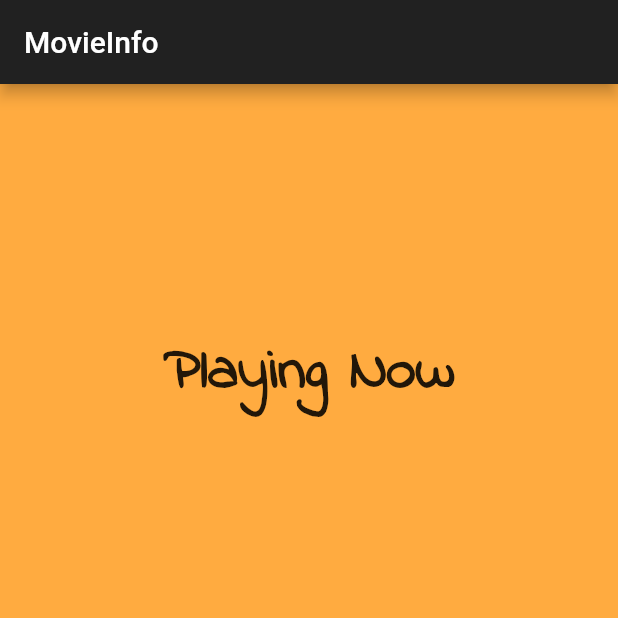
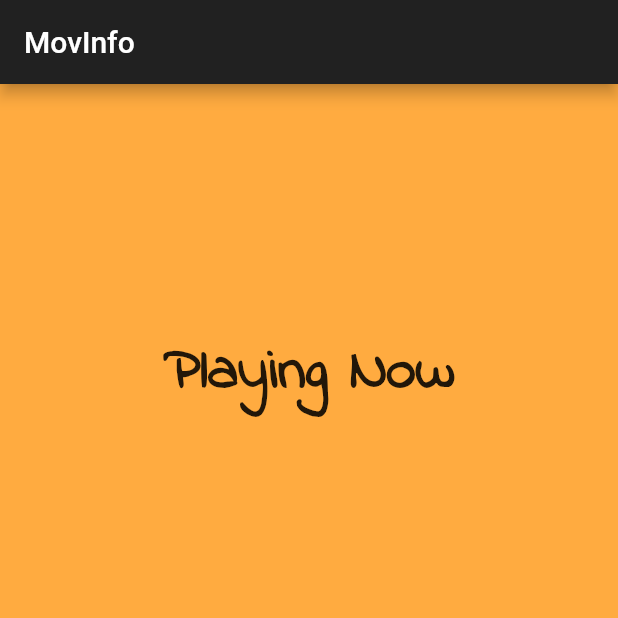
Before and after one commit to ocalvet/movie_info, a Flutter app: the screen it shows after launch, on a phone screen of 412 x 824 dp, the top half of it. Run offline on Flutter 3.47's test engine with Material 2 defaults, Android fonts, the phone set to English and light mode, and no system bars; our stand-ins replace rxdart.

Commit message:
Reorganize app to use better naming convention

```diff
--- a/lib/src/home_page.dart
+++ b/lib/src/home_page.dart
@@ -5,7 +5,7 @@ class HomePage extends StatelessWidget {
   Widget build(BuildContext context) {
     return Scaffold(
         appBar: AppBar(
-          title: Text('MovieInfo'),
+          title: Text('MovInfo'),
         ),
         body: _buildNewLookingBody(context));
   }
--- a/lib/src/movie_info_app.dart
+++ b/lib/src/movie_info_app.dart
@@ -2,7 +2,7 @@ import 'package:flutter/material.dart';
 import 'package:movie_info/src/bloc_provider.dart';
 import 'package:movie_info/src/home_page.dart';
 import 'package:movie_info/src/movies_bloc.dart';
-import 'package:movie_info/src/movies_page.dart';
+import 'package:movie_info/src/playing_now_page.dart';
 import 'package:movie_info/src/trending_page.dart';
 
 class MovieInfoApp extends StatelessWidget {
@@ -17,7 +17,7 @@ class MovieInfoApp extends StatelessWidget {
         initialRoute: '/',
         routes: {
           '/': (context) => HomePage(),
-          '/movies': (context) => MoviesPage(),
+          '/movies': (context) => PlayingNowPage(),
           '/trending': (context) => TrendingPage(),
         },
       ),
--- a/lib/src/movies_page.dart
+++ b/lib/src/playing_now_page.dart
@@ -1,18 +1,17 @@
 import 'package:flutter/material.dart';
 import 'package:movie_info/src/bloc_provider.dart';
 import 'package:movie_info/src/movie_model.dart';
-import 'package:movie_info/src/movie_page.dart';
 import 'package:movie_info/src/movie_widget.dart';
 import 'package:movie_info/src/movies_bloc.dart';
 
-class MoviesPage extends StatelessWidget {
+class PlayingNowPage extends StatelessWidget {
   @override
   Widget build(BuildContext context) {
     MoviesBloc bloc = BlocProvider.of<MoviesBloc>(context);
     bloc.getCurrentlyPlayingMovies();
     return Scaffold(
       appBar: AppBar(
-        title: Text('MovieInfo'),
+        title: Text('Playing Now'),
       ),
       body: StreamBuilder(
         stream: bloc.movies$,
--- a/lib/src/trending_page.dart
+++ b/lib/src/trending_page.dart
@@ -10,7 +10,7 @@ class TrendingPage extends StatelessWidget {
     MoviesBloc bloc = BlocProvider.of<MoviesBloc>(context);
     bloc.getTrending();
     return Scaffold(
-      appBar: AppBar(title: Text('Trending Movies')),
+      appBar: AppBar(title: Text('Trending')),
       body: StreamBuilder(
         stream: bloc.trendingMovies$,
         builder: (BuildContext context, AsyncSnapshot snapshot) {
```
